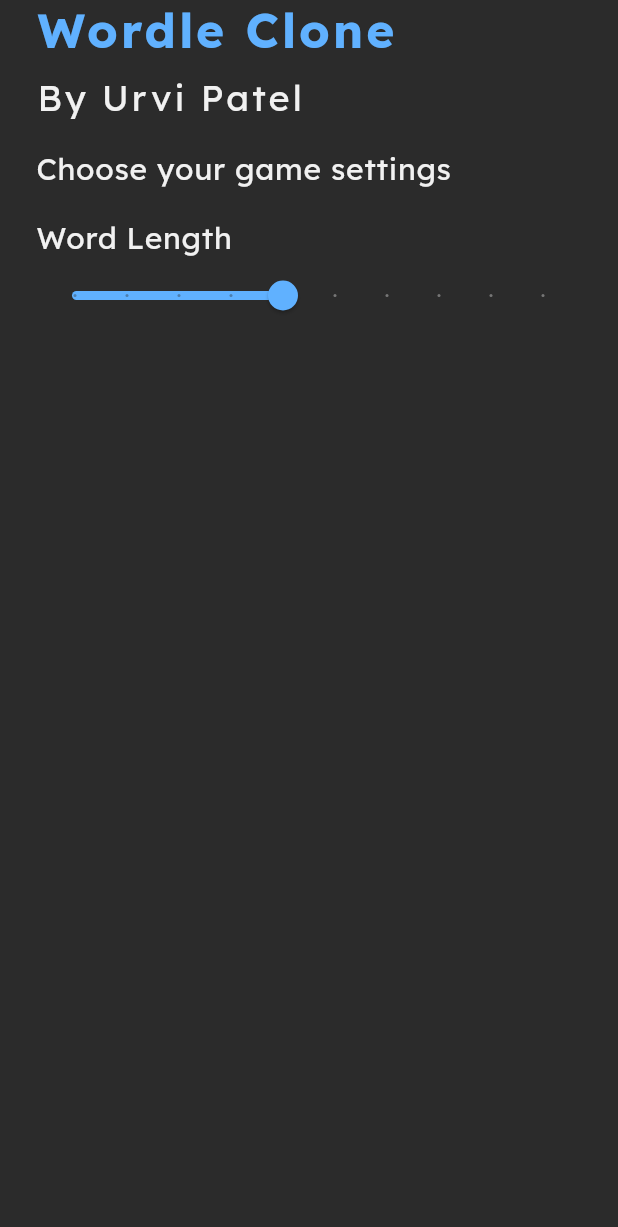
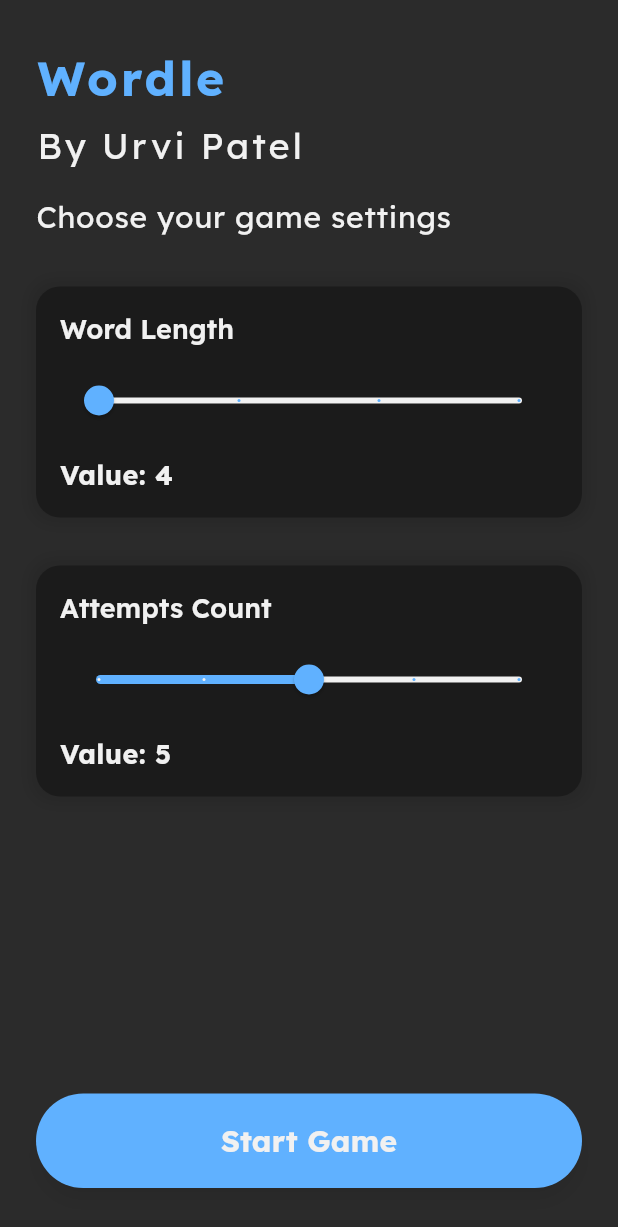
Before and after one commit to urvihp1001/wordle_clone, a Flutter app: the screen it shows after launch, on a phone screen of 412 x 824 dp. Shown: the top 1227 px of the screen. Run offline on Flutter 3.47's test engine with Material 3 defaults, Android fonts, the phone set to English and light mode, and no system bars; our stand-ins replace flutter_bloc, get_it, go_router.

Commit message:
added game bloc and get_it

```diff
--- a/lib/features/home/presentation/home_page.dart
+++ b/lib/features/home/presentation/home_page.dart
@@ -1,49 +1,116 @@
 import 'package:flutter/material.dart';
+import 'package:flutter_bloc/flutter_bloc.dart';
+import 'package:go_router/go_router.dart';
+import 'package:wordle_urvi_version/core/get_it/get_it.dart';
+import 'package:wordle_urvi_version/features/game/presentation/bloc/game_bloc.dart';
+import 'package:wordle_urvi_version/features/game/presentation/page/game_page.dart';
+import 'package:wordle_urvi_version/features/home/widgets/slider_select.dart';
 
-class HomePage extends StatelessWidget {
+
+class HomePage extends StatefulWidget {
   const HomePage({super.key});
-  static const String route='/';
+
+  static const String route = '/';
+
+  @override
+  State<HomePage> createState() => _HomePageState();
+}
+
+class _HomePageState extends State<HomePage> {
+  double wordLength = 4;
+  double attemptsCount = 5;
+
   @override
   Widget build(BuildContext context) {
     return Scaffold(
-      body: SafeArea(child:
-      Padding(
-        padding: const EdgeInsets.symmetric(horizontal: 24),
+        body: SafeArea(
+          child: Padding(
+            padding: const EdgeInsets.symmetric(horizontal: 24, vertical: 32),
             child: Column(
               crossAxisAlignment: CrossAxisAlignment.start,
               children: [
-            Text('Wordle Clone',
+                Text(
+                  'Wordle',
                   style: Theme.of(context).textTheme.headlineLarge?.copyWith(
                       letterSpacing: 2,
-              color: Theme.of(context).colorScheme.primary
+                      color: Theme.of(context).colorScheme.primary),
+                ),
+                const SizedBox(
+                  height: 10,
+                ),
+                Text(
+                  'By Urvi Patel',
+                  style: Theme.of(context)
+                      .textTheme
+                      .headlineMedium
+                      ?.copyWith(fontWeight: FontWeight.w400, letterSpacing: 2),
+                ),
+                const SizedBox(
+                  height: 16,
+                ),
+                Text(
+                  'Choose your game settings',
+                  style: Theme.of(context)
+                      .textTheme
+                      .bodyLarge
+                      ?.copyWith(fontSize: 20),
+                ),
+                const SizedBox(
+                  height: 32,
+                ),
+                SliderSelectionWidget(
+                    title: 'Word Length',
+                    value: wordLength,
+                    minValue: 4,
+                    maxValue: 7,
+                    divisions: 3,
+                    onChanged: (value) {
+                      setState(() {
+                        wordLength = value;
+                      });
+                    }),
+                const SizedBox(
+                  height: 32,
+                ),
+                SliderSelectionWidget(
+                    title: 'Attempts Count',
+                    value: attemptsCount,
+                    minValue: 3,
+                    maxValue: 7,
+                    divisions: 4,
+                    onChanged: (value) {
+                      setState(() {
+                        attemptsCount = value;
+                      });
+                    }),
+                const Spacer(),
+                SizedBox(
+                  width: double.maxFinite,
+                  child: ElevatedButton(
+                    onPressed: () {
+                      context.push(GamePage.route(
+                          wordLength: wordLength.toInt(),
+                          attemptsCount: attemptsCount.toInt()));
+                    },
+                    style: ElevatedButton.styleFrom(
+                        padding: const EdgeInsets.symmetric(vertical: 18),
+                        backgroundColor: Theme.of(context).colorScheme.primary,
+                        foregroundColor: Theme.of(context).colorScheme.surface,
+                        elevation: 5,
+                        shadowColor: Colors.black.withOpacity(0.3)),
+                    child: Text(
+                      'Start Game',
+                      style: Theme.of(context)
+                          .textTheme
+                          .headlineSmall
+                          ?.copyWith(fontWeight: FontWeight.bold),
                     ),
                   ),
-            SizedBox(height: 10,),
-            Text('By Urvi Patel',
-            style: Theme.of(context).textTheme.headlineMedium?.copyWith(
-              letterSpacing: 2,
-              fontWeight: FontWeight.w400
+                )
+              ],
             ),
           ),
-            SizedBox(height: 16,),
-            Text("Choose your game settings",style: Theme.of(context).textTheme.bodyLarge?.copyWith(
-              fontSize: 20,
-
-            ),),
-            SizedBox(height: 16,),
-            Text("Word Length",style: Theme.of(context).textTheme.bodyLarge?.copyWith(
-              fontSize: 20,
-            ),),
-            Slider(
-              value: 5,
-              min: 1,
-              max: 10,
-              divisions: 9,
-              onChanged: (value) {},
         ),
-          ],
-        ),
-      ),)
       );
   }
 }
--- a/lib/main.dart
+++ b/lib/main.dart
@@ -1,8 +1,11 @@
 import 'package:flutter/material.dart';
+import 'package:wordle_urvi_version/core/get_it/get_it.dart';
 import 'package:wordle_urvi_version/core/router/app_router.dart';
 import 'package:wordle_urvi_version/core/theme/app_theme.dart';
 
 void main() {
+  WidgetsFlutterBinding.ensureInitialized();// Initialize the binding b4 runapp
+  setup();
   runApp(
     MaterialApp.router(
       routerConfig: AppRouter.router,
```
Also changed, not shown: lib/core/get_it/get_it.dart (added, +11 -0 lines), lib/features/game/presentation/bloc/game_bloc.dart (added, +16 -0 lines), lib/features/game/presentation/bloc/game_event.dart (+11 -0 lines), lib/features/game/presentation/bloc/game_state.dart (+7 -1 lines), lib/features/game/presentation/page/game_page.dart (+22 -1 lines), lib/features/game/presentation/widgets/attempt_row.dart (+30 -2 lines), lib/features/game/presentation/widgets/attempt_widget.dart (+24 -4 lines), lib/features/game/presentation/widgets/letter_box_widget.dart (added, +32 -0 lines). Lines whose indentation alone changed are shown as unchanged.
